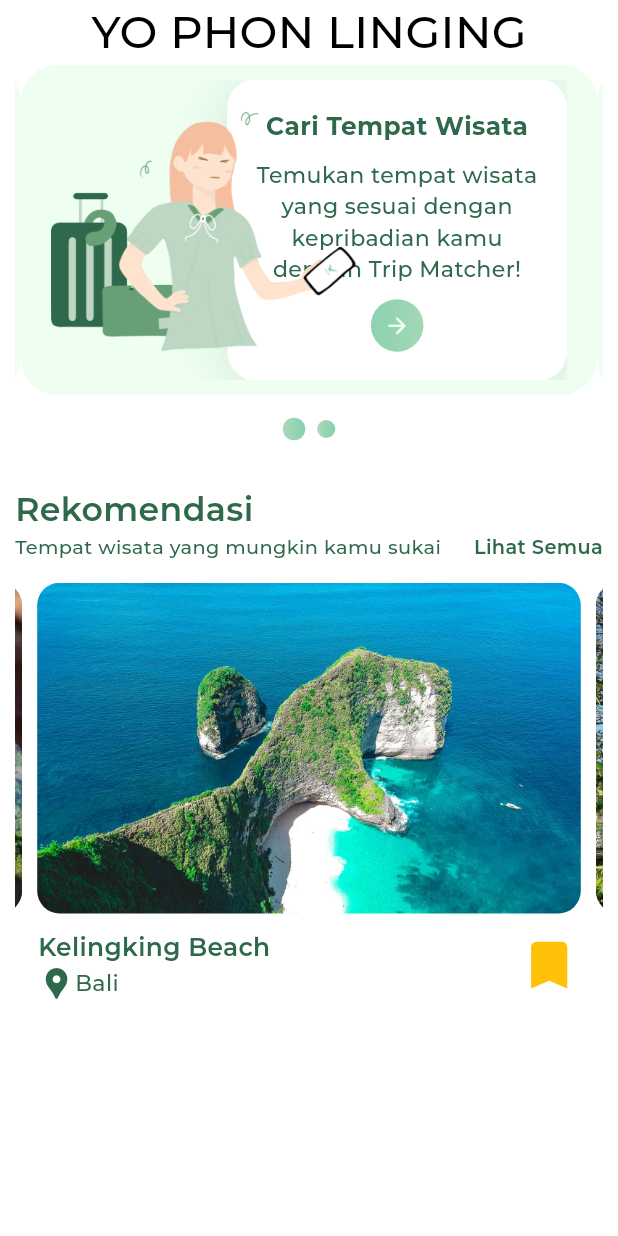
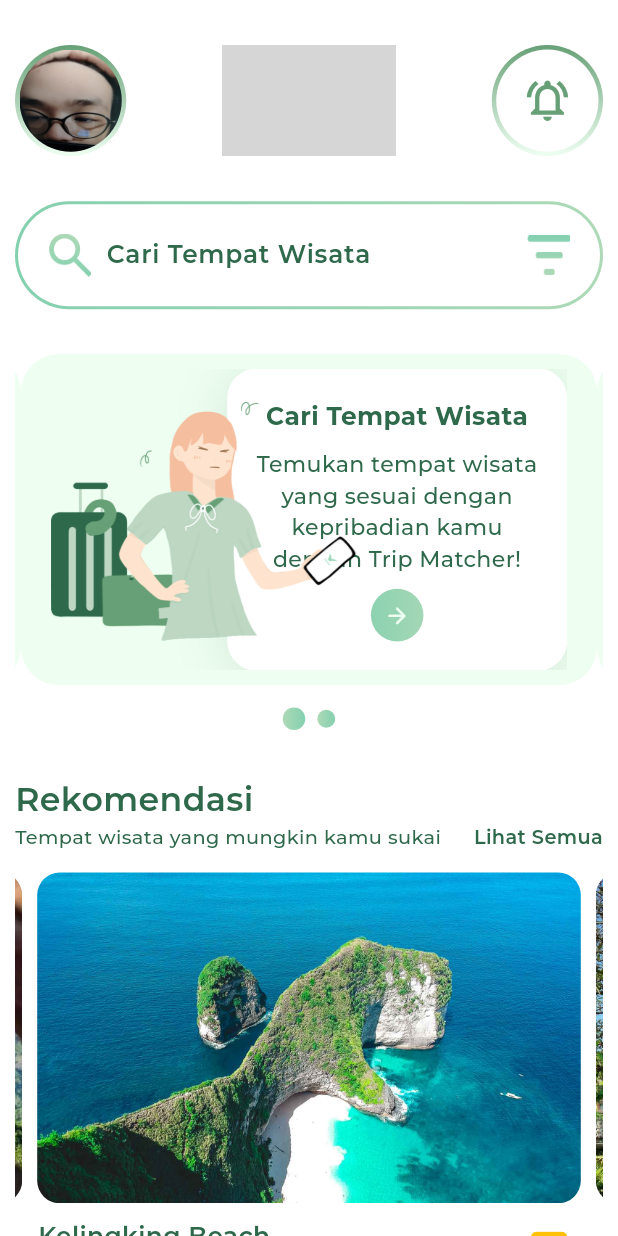
Before and after one commit to tatxha/vanira, a Flutter app: the screen it shows after launch, on a phone screen of 412 x 824 dp. Run offline on Flutter 3.47's test engine with Material 3 defaults, Android fonts, the phone set to English and light mode, and no system bars; drawn by our look-alikes of carousel_slider; our stand-ins replace smooth_page_indicator; project files that could hold a hidden picture were left out; grey boxes are pictures that could not be loaded.

Commit message:
completed home page

```diff
--- a/lib/pages/home_page.dart
+++ b/lib/pages/home_page.dart
@@ -1,20 +1,57 @@
+
+//     return Scaffold(
+//       body: SingleChildScrollView(
+//         child: Padding(
+//           padding: const EdgeInsets.symmetric(horizontal: 10.0),
+//           child: Column(
+//             children: [
+//               Text("YO PHON LINGING", style: TextStyle(fontSize: 30, color: Colors.black)),
+//               SizedBox(height: 30),
+
+//               // SearchAnchor(
+//               //   builder: (BuildContext context, SearchController controller) {
+//               //     return SearchBar(
+//               //       controller: controller,
+//               //       padding: const MaterialStatePropertyAll<EdgeInsets>(
+//               //           EdgeInsets.symmetric(horizontal: 16.0)),
+//               //       onTap: () {
+//               //         controller.openView();
+//               //       },
+//               //       onChanged: (_) {
+//               //         controller.openView();
+//               //       },
+//               //       leading: const Icon(Icons.search),
+//               //       hintText: "Cari Tempat Wisata",
+//               //       hintStyle: MaterialStateTextStyle.resolveWith(
+//               //         (Set<MaterialState> states ) {
+//               //           return TextStyle(
+//               //             fontSize: (24 / 2) * (getScreenHeight(context)/932 + getScreenWidth(context)/430),
+//               //               fontWeight: semi,
+//               //               color: Theme.of(context).colorScheme.onPrimary
+//               //           );
+//               //         }
+//               //       ),
+//               //     );
+//               //   }, suggestionsBuilder: (BuildContext context, SearchController controller) {
+//               //     return List<ListTile>.generate(5, (int index) {
+//               //       final String item = 'item $index';
+//               //       return ListTile(
+//               //         title: Text(item),
+//               //         onTap: () {
+//               //           setState(() {
+//               //             controller.closeView(item);
+//               //           });
+//               //         },
+//               //       );
+//               //     });
+//               //   }
+//               // ),
+
 import 'package:flutter/material.dart';
 import 'package:smooth_page_indicator/smooth_page_indicator.dart';
 import 'package:carousel_slider/carousel_slider.dart';
 import 'package:vanira/main.dart';
 import 'package:vanira/templates/buttons/next_button.dart';
-
-// class FeatureCarousel {
-//   final String path;
-//   final String title;
-//   final String desc;
-
-//   FeatureCarousel({
-//     required this.path,
-//     required this.title,
-//     required this.desc,
-//   });
-// }
 
 class RecommendationCarousel {
   final String path;
@@ -35,26 +72,11 @@ class HomePage extends StatefulWidget {
   State<HomePage> createState() => _HomePageState();
 }
 
-class _HomePageState extends State<HomePage> with AppMixin{
-  @override
+class _HomePageState extends State<HomePage> with AppMixin {
   int _currFeature = 0;
-  int _currRecommedation = 0;
-  // final CarouselController _controller = CarouselController();
+  int _currRecommendation = 0;
 
-  // final List<FeatureCarousel> featureData = [
-  //   FeatureCarousel(
-  //     path: 'assets/images/character1.png',
-  //     title: 'Kelingking Beach',
-  //     desc: 'Bali',
-  //   ),
-  //   FeatureCarousel(
-  //     path: 'assets/images/character2.png',
-  //     title: 'Ubud Bali',
-  //     desc: 'Bali',
-  //   )
-  // ];
-
-  final List<RecommendationCarousel> recommedationItems = [
+  final List<RecommendationCarousel> recommendationItems = [
     RecommendationCarousel(
       path: 'assets/tourist_attractions/kelingking_beach.jpg',
       name: 'Kelingking Beach',
@@ -72,6 +94,7 @@ class _HomePageState extends State<HomePage> with AppMixin{
     )
   ];
 
+  @override
   Widget build(BuildContext context) {
     final List<Widget> fueatureItems = [
       // Slide 1
@@ -229,7 +252,7 @@ class _HomePageState extends State<HomePage> with AppMixin{
             ],
           ),
         ),
-      ),
+      )
     ];
 
     return Scaffold(
@@ -238,7 +261,87 @@ class _HomePageState extends State<HomePage> with AppMixin{
           padding: const EdgeInsets.symmetric(horizontal: 10.0),
           child: Column(
             children: [
-              Text("YO PHON LINGING", style: TextStyle(fontSize: 30),),
+              // Text("YO PHON LINGING", style: TextStyle(fontSize: 30, color: Colors.black)),
+              SizedBox(height: 30),
+              Container(
+                child: Row(
+                  crossAxisAlignment: CrossAxisAlignment.start,
+                  mainAxisAlignment: MainAxisAlignment.spaceBetween,
+                  // mainAxisAlignment: MainAxisAlignment.start,
+                  children: [
+                    Container(
+                      width: getScreenHeight(context) * 0.09, // ukuran lebar border
+                      height: getScreenHeight(context) * 0.09, // ukuran tinggi border
+                      decoration: BoxDecoration(
+                        shape: BoxShape.circle,
+                        gradient: LinearGradient(
+                          colors: [
+                            Color(0xFF67A076),
+                            Color(0xFFEEFFF2),
+                          ],
+                          begin: Alignment.topCenter,
+                          end: Alignment.bottomCenter,
+                        ),
+                      ),
+                      child: Padding(
+                        padding: const EdgeInsets.all(3.0),
+                        child: ClipOval(
+                          child: Image.asset(
+                            'assets/images/profile_pict.jpg',
+                            fit: BoxFit.cover,
+                            width: 90.0, // ukuran gambar lebih kecil dari container agar border terlihat
+                            height: 90.0, // ukuran gambar lebih kecil dari container agar border terlihat
+                          ),
+                        ),
+                      ),
+                    ),
+                    Container(
+                      height: getScreenHeight(context) * 0.09,
+                      child: Image.asset(
+                        'assets/logos/Vanira_text.png',
+                        width: getScreenWidth(context) * 0.28,
+                      ),
+                    ),
+                    Container(
+                      width: getScreenHeight(context) * 0.09, // ukuran lebar border
+                      height: getScreenHeight(context) * 0.09, // ukuran tinggi border
+                      decoration: BoxDecoration(
+                        shape: BoxShape.circle,
+                        gradient: LinearGradient(
+                          colors: [
+                            Color(0xFF67A076),
+                            Color(0xFFEEFFF2),
+                          ],
+                          begin: Alignment.topCenter,
+                          end: Alignment.bottomCenter,
+                        ),
+                      ),
+                      child: Padding(
+                        padding: const EdgeInsets.all(3.0),
+                        child: Container(
+                          width: 100.0, // ukuran lebar border
+                          height: 100.0, // ukuran tinggi border
+                          decoration: BoxDecoration(
+                          color: Colors.white,
+                            shape: BoxShape.circle,
+                          ),
+                          child: Icon(
+                            Icons.notifications_active_outlined,
+                            color: Color(0xFF67A076),
+                            size: getScreenWidth(context) * 0.08,
+                          ),
+                        ),
+                      ),
+                    ),
+
+
+
+                  ],
+                ),
+              ),
+              SizedBox(height: 30),
+              searchWidget(context),
+              SizedBox(height: 30),
               CarouselSlider(
                 items: fueatureItems,
                 options: CarouselOptions(
@@ -284,8 +387,66 @@ class _HomePageState extends State<HomePage> with AppMixin{
                 }).toList(),
               ),
               SizedBox(height: 30),
-              Column(
-                mainAxisAlignment: MainAxisAlignment.start,
+              recommendationSection(context),
+            ],
+          ),
+        ),
+      ),
+    );
+  }
+
+  Widget searchWidget(BuildContext context) {
+    return Container(
+      padding: EdgeInsets.all(2.0), // Width of the gradient border
+      decoration: BoxDecoration(
+        gradient: LinearGradient(
+          colors: [Color(0xFF83D0AF), Color(0xFFADD9B7)],
+          stops: [0.0, 1.0],
+        ),
+        borderRadius: BorderRadius.all(Radius.circular(50)), // Match the border radius of the inner container
+      ),
+      child: Container(
+        padding: EdgeInsets.symmetric(horizontal: 10.0, vertical: 5.0),
+        decoration: BoxDecoration(
+          color: Colors.white, // Fill color
+          borderRadius: BorderRadius.all(Radius.circular(50)), // Must match the outer container's border radius
+        ),
+        child: Padding(
+          padding: const EdgeInsets.symmetric(horizontal: 10.0, vertical: 5.0),
+          child: Row(
+            children: [
+              Image(
+                image: AssetImage('assets/icons/search.png'),
+                width: getScreenWidth(context) * 0.07,
+              ),
+              SizedBox(width: 10.0),
+              Expanded(
+                child: TextField(
+                  decoration: InputDecoration(
+                    hintText: "Cari Tempat Wisata",
+                    border: InputBorder.none,
+                    hintStyle: TextStyle(
+                      fontSize: (18 / 2) * (getScreenHeight(context) / 932 + getScreenWidth(context) / 430),
+                      fontWeight: FontWeight.w600,
+                      color: Theme.of(context).colorScheme.onPrimary,
+                    ),
+                  ),
+                ),
+              ),
+              SizedBox(width: 10.0),
+              Image(
+                image: AssetImage('assets/icons/filter.png'),
+                width: getScreenWidth(context) * 0.07,
+              ),
+            ],
+          ),
+        ),
+      ),
+    );
+  }
+
+  Widget recommendationSection(BuildContext context) {
+  return Column(
     children: [
       Row(
         mainAxisAlignment: MainAxisAlignment.start,
@@ -293,15 +454,14 @@ class _HomePageState extends State<HomePage> with AppMixin{
           Text(
             "Rekomendasi",
             style: TextStyle(
-                            fontSize: (24 / 2) * (getScreenHeight(context)/932 + getScreenWidth(context)/430),
-                            fontWeight: semi,
-                            color: Theme.of(context).colorScheme.onPrimary
+              fontSize: (24 / 2) * (getScreenHeight(context) / 932 + getScreenWidth(context) / 430),
+              fontWeight: FontWeight.w600, // semi
+              color: Theme.of(context).colorScheme.onPrimary,
             ),
           ),
         ],
       ),
-                  Container(
-                    child: Row(
+      Row(
         mainAxisAlignment: MainAxisAlignment.spaceBetween,
         children: [
           Expanded(
@@ -309,9 +469,9 @@ class _HomePageState extends State<HomePage> with AppMixin{
             child: Text(
               "Tempat wisata yang mungkin kamu sukai",
               style: TextStyle(
-                              fontSize: (14 / 2) * (getScreenHeight(context)/932 + getScreenWidth(context)/430),
-                              fontWeight: medium,
-                              color: Theme.of(context).colorScheme.onPrimary
+                fontSize: (14 / 2) * (getScreenHeight(context) / 932 + getScreenWidth(context) / 430),
+                fontWeight: FontWeight.w500, // medium
+                color: Theme.of(context).colorScheme.onPrimary,
               ),
               maxLines: 2,
             ),
@@ -319,14 +479,12 @@ class _HomePageState extends State<HomePage> with AppMixin{
           Text(
             "Lihat Semua",
             style: TextStyle(
-                            fontSize: (14 / 2) * (getScreenHeight(context)/932 + getScreenWidth(context)/430),
-                            fontWeight: semi,
-                            color: Theme.of(context).colorScheme.onPrimary
-
+              fontSize: (14 / 2) * (getScreenHeight(context) / 932 + getScreenWidth(context) / 430),
+              fontWeight: FontWeight.w600, // semi
+              color: Theme.of(context).colorScheme.onPrimary,
             ),
           ),
-                      ]
-                    ),
+        ],
       ),
       SizedBox(height: 15),
       CarouselSlider(
@@ -340,16 +498,16 @@ class _HomePageState extends State<HomePage> with AppMixin{
           viewportFraction: 0.95,
           onPageChanged: (index, reason) {
             setState(() {
-                          _currRecommedation = index;
+              _currRecommendation = index;
             });
           },
         ),
-                    items: recommedationItems.map((item) {
+        items: recommendationItems.map((item) {
           return Builder(
             builder: (BuildContext context) {
               return Container(
                 width: getScreenWidth(context),
-                            height: getScreenWidth(context) * 9/16,
+                height: getScreenWidth(context) * 9 / 16,
                 margin: EdgeInsets.symmetric(horizontal: 5.0),
                 decoration: BoxDecoration(
                   borderRadius: BorderRadius.circular(15),
@@ -365,7 +523,7 @@ class _HomePageState extends State<HomePage> with AppMixin{
       ),
       SizedBox(height: 10),
       Container(
-                    width: (getScreenWidth(context) * 0.95)- 30,
+        width: getScreenWidth(context) * 0.95 - 30,
         child: Row(
           mainAxisAlignment: MainAxisAlignment.spaceBetween,
           children: [
@@ -373,11 +531,11 @@ class _HomePageState extends State<HomePage> with AppMixin{
               crossAxisAlignment: CrossAxisAlignment.start,
               children: [
                 Text(
-                              recommedationItems[_currRecommedation].name,
+                  recommendationItems[_currRecommendation].name,
                   style: TextStyle(
-                                fontSize: (18 / 2) * (getScreenHeight(context)/932 + getScreenWidth(context)/430),
-                                fontWeight: semi,
-                                color: Theme.of(context).colorScheme.onPrimary
+                    fontSize: (18 / 2) * (getScreenHeight(context) / 932 + getScreenWidth(context) / 430),
+                    fontWeight: FontWeight.w600, // semi
+                    color: Theme.of(context).colorScheme.onPrimary,
                   ),
                 ),
                 Row(
@@ -387,16 +545,17 @@ class _HomePageState extends State<HomePage> with AppMixin{
                       color: primaryIcon,
                       size: getScreenWidth(context) * 0.06,
                     ),
+                    SizedBox(width: 5), // Optional spacing between icon and text
                     Text(
-                                  recommedationItems[_currRecommedation].location,
+                      recommendationItems[_currRecommendation].location,
                       style: TextStyle(
-                                    fontSize: (16 / 2) * (getScreenHeight(context)/932 + getScreenWidth(context)/430),
-                                    fontWeight: medium,
-                                    color: Theme.of(context).colorScheme.onPrimary
+                        fontSize: (16 / 2) * (getScreenHeight(context) / 932 + getScreenWidth(context) / 430),
+                        fontWeight: FontWeight.w500, // medium
+                        color: Theme.of(context).colorScheme.onPrimary,
                       ),
                     ),
                   ],
-                            )
+                ),
               ],
             ),
             Icon(
@@ -406,13 +565,9 @@ class _HomePageState extends State<HomePage> with AppMixin{
             ),
           ],
         ),
-                  )
+      ),
     ],
-              )
-            ],
-          ),
-        )
-      ),
   );
 }
+
 }
--- a/lib/pages/profile_page.dart
+++ b/lib/pages/profile_page.dart
@@ -129,7 +129,7 @@ class _ProfilePageState extends State<ProfilePage> with AppMixin{
                     crossAxisAlignment: CrossAxisAlignment.start,
                     children: [
                       Text(
-                        "bmasi",
+                        "Informasi",
                         style: TextStyle(
                           fontSize: 18,
                           fontWeight: semi,
```
Also changed, not shown: assets/icons/filter.png (added), assets/icons/search.png (added), assets/logos/vanira_text.png (added). Lines whose indentation alone changed are shown as unchanged.
